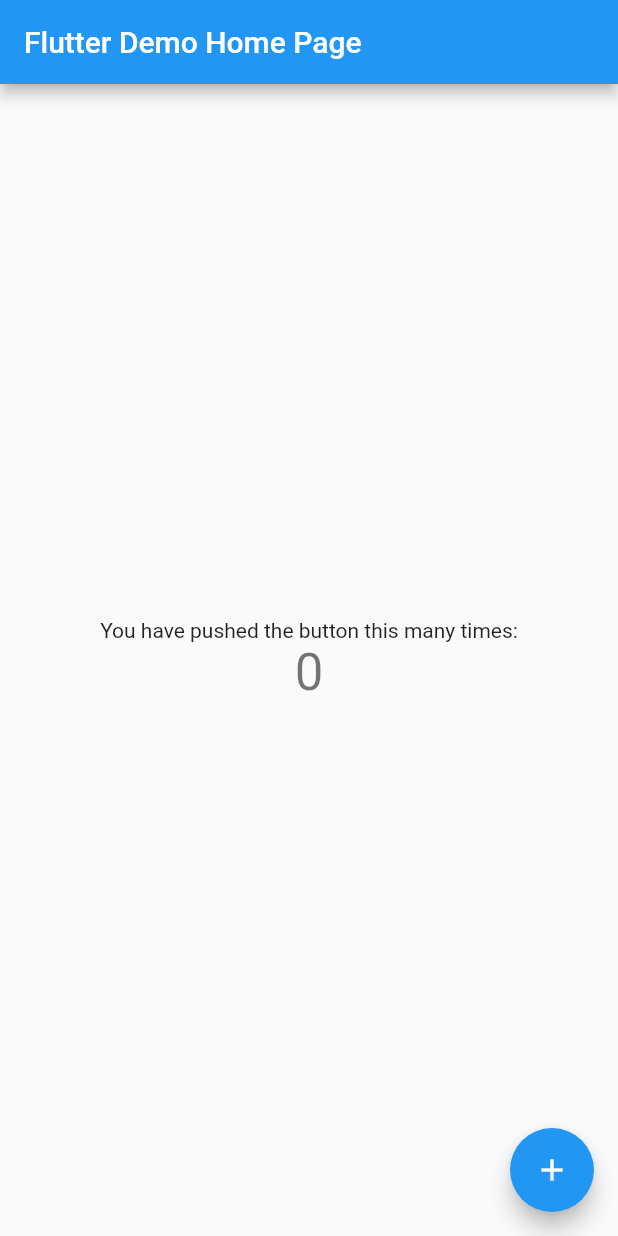
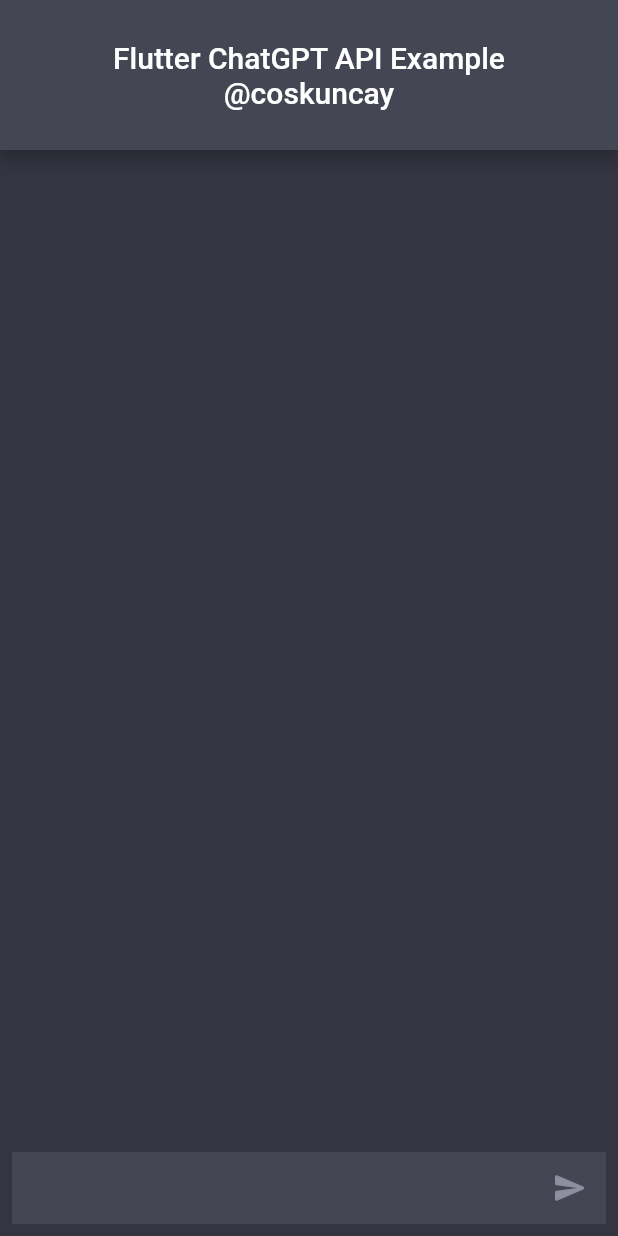
Before and after one commit to aospiridonov/flutter_chat_gpt, a Flutter app: the screen it shows after launch, on a phone screen of 412 x 824 dp. Run offline on Flutter 3.47's test engine with Material 2 defaults, Android fonts, the phone set to English and light mode, and no system bars; missing offline and left inert: flutter_chatgpt_api.

Commit message:
implement use flutter_chatgpt_api

```diff
--- /dev/null
+++ b/lib/chat_page.dart
@@ -0,0 +1,172 @@
+import 'package:flutter/material.dart';
+import 'package:flutter_chatgpt_api/flutter_chatgpt_api.dart';
+import 'chat_message_widget.dart';
+import 'clearance_token.dart';
+import 'colors.dart';
+import 'session_token.dart';
+
+class ChatPage extends StatefulWidget {
+  const ChatPage({super.key});
+
+  @override
+  State<ChatPage> createState() => _ChatPageState();
+}
+
+class _ChatPageState extends State<ChatPage> {
+  final _textController = TextEditingController();
+  final _scrollController = ScrollController();
+  final List<ChatMessage> _messages = [];
+  late ChatGPTApi _api;
+
+  String? _parentMessageId;
+  String? _conversationId;
+  late bool isLoading;
+
+  @override
+  void initState() {
+    super.initState();
+    _api = ChatGPTApi(
+      sessionToken: SESSION_TOKEN,
+      clearanceToken: CLEARANCE_TOKEN,
+    );
+    isLoading = false;
+  }
+
+  @override
+  Widget build(BuildContext context) {
+    return Scaffold(
+      appBar: AppBar(
+        toolbarHeight: 100,
+        title: const Padding(
+          padding: EdgeInsets.all(8.0),
+          child: Text(
+            'Flutter ChatGPT API Example @coskuncay',
+            maxLines: 2,
+            textAlign: TextAlign.center,
+          ),
+        ),
+        backgroundColor: botBackgroundColor,
+      ),
+      backgroundColor: backgroundColor,
+      body: SafeArea(
+        child: Column(
+          children: [
+            Expanded(
+              child: _buildList(),
+            ),
+            Visibility(
+              visible: isLoading,
+              child: const Padding(
+                padding: EdgeInsets.all(8.0),
+                child: CircularProgressIndicator(
+                  color: Colors.white,
+                ),
+              ),
+            ),
+            Padding(
+              padding: const EdgeInsets.all(8.0),
+              child: Row(
+                children: [
+                  _buildInput(),
+                  _buildSubmit(),
+                ],
+              ),
+            ),
+          ],
+        ),
+      ),
+    );
+  }
+
+  Widget _buildSubmit() {
+    return Visibility(
+      visible: !isLoading,
+      child: Container(
+        color: botBackgroundColor,
+        child: IconButton(
+          icon: const Icon(
+            Icons.send_rounded,
+            color: Color.fromRGBO(142, 142, 160, 1),
+          ),
+          onPressed: () async {
+            setState(
+              () {
+                _messages.add(
+                  ChatMessage(
+                    text: _textController.text,
+                    chatMessageType: ChatMessageType.user,
+                  ),
+                );
+                isLoading = true;
+              },
+            );
+            var input = _textController.text;
+            _textController.clear();
+            Future.delayed(const Duration(milliseconds: 50))
+                .then((_) => _scrollDown());
+            var newMessage = await _api.sendMessage(
+              input,
+              conversationId: _conversationId,
+              parentMessageId: _parentMessageId,
+            );
+            setState(() {
+              _conversationId = newMessage.conversationId;
+              _parentMessageId = newMessage.messageId;
+              isLoading = false;
+              _messages.add(
+                ChatMessage(
+                  text: newMessage.message,
+                  chatMessageType: ChatMessageType.bot,
+                ),
+              );
+            });
+            _textController.clear();
+            Future.delayed(const Duration(milliseconds: 50))
+                .then((_) => _scrollDown());
+          },
+        ),
+      ),
+    );
+  }
+
+  Expanded _buildInput() {
+    return Expanded(
+      child: TextField(
+        textCapitalization: TextCapitalization.sentences,
+        style: const TextStyle(color: Colors.white),
+        controller: _textController,
+        decoration: const InputDecoration(
+          fillColor: botBackgroundColor,
+          filled: true,
+          border: InputBorder.none,
+          focusedBorder: InputBorder.none,
+          enabledBorder: InputBorder.none,
+          errorBorder: InputBorder.none,
+          disabledBorder: InputBorder.none,
+        ),
+      ),
+    );
+  }
+
+  ListView _buildList() {
+    return ListView.builder(
+      controller: _scrollController,
+      itemCount: _messages.length,
+      itemBuilder: (context, index) {
+        var message = _messages[index];
+        return ChatMessageWidget(
+          text: message.text,
+          chatMessageType: message.chatMessageType,
+        );
+      },
+    );
+  }
+
+  void _scrollDown() {
+    _scrollController.animateTo(
+      _scrollController.position.maxScrollExtent,
+      duration: const Duration(milliseconds: 300),
+      curve: Curves.easeOut,
+    );
+  }
+}
--- /dev/null
+++ b/lib/colors.dart
@@ -0,0 +1,4 @@
+import 'dart:ui';
+
+const backgroundColor = Color(0xff343541);
+const botBackgroundColor = Color(0xff444654);
--- a/lib/main.dart
+++ b/lib/main.dart
@@ -1,3 +1,5 @@
+import 'chat_page.dart';
+
 import 'package:flutter/material.dart';
 
 void main() {
@@ -5,111 +7,14 @@ void main() {
 }
 
 class MyApp extends StatelessWidget {
-  const MyApp({super.key});
+  const MyApp({Key? key}) : super(key: key);
 
-  // This widget is the root of your application.
   @override
   Widget build(BuildContext context) {
-    return MaterialApp(
-      title: 'Flutter Demo',
-      theme: ThemeData(
-        // This is the theme of your application.
-        //
-        // Try running your application with "flutter run". You'll see the
-        // application has a blue toolbar. Then, without quitting the app, try
-        // changing the primarySwatch below to Colors.green and then invoke
-        // "hot reload" (press "r" in the console where you ran "flutter run",
-        // or simply save your changes to "hot reload" in a Flutter IDE).
-        // Notice that the counter didn't reset back to zero; the application
-        // is not restarted.
-        primarySwatch: Colors.blue,
-      ),
-      home: const MyHomePage(title: 'Flutter Demo Home Page'),
+    return const MaterialApp(
+      title: 'Flutter ChatGPT',
+      home: ChatPage(),
+      debugShowCheckedModeBanner: false,
     );
   }
 }
-
-class MyHomePage extends StatefulWidget {
-  const MyHomePage({super.key, required this.title});
-
-  // This widget is the home page of your application. It is stateful, meaning
-  // that it has a State object (defined below) that contains fields that affect
-  // how it looks.
-
-  // This class is the configuration for the state. It holds the values (in this
-  // case the title) provided by the parent (in this case the App widget) and
-  // used by the build method of the State. Fields in a Widget subclass are
-  // always marked "final".
-
-  final String title;
-
-  @override
-  State<MyHomePage> createState() => _MyHomePageState();
-}
-
-class _MyHomePageState extends State<MyHomePage> {
-  int _counter = 0;
-
-  void _incrementCounter() {
-    setState(() {
-      // This call to setState tells the Flutter framework that something has
-      // changed in this State, which causes it to rerun the build method below
-      // so that the display can reflect the updated values. If we changed
-      // _counter without calling setState(), then the build method would not be
-      // called again, and so nothing would appear to happen.
-      _counter++;
-    });
-  }
-
-  @override
-  Widget build(BuildContext context) {
-    // This method is rerun every time setState is called, for instance as done
-    // by the _incrementCounter method above.
-    //
-    // The Flutter framework has been optimized to make rerunning build methods
-    // fast, so that you can just rebuild anything that needs updating rather
-    // than having to individually change instances of widgets.
-    return Scaffold(
-      appBar: AppBar(
-        // Here we take the value from the MyHomePage object that was created by
-        // the App.build method, and use it to set our appbar title.
-        title: Text(widget.title),
-      ),
-      body: Center(
-        // Center is a layout widget. It takes a single child and positions it
-        // in the middle of the parent.
-        child: Column(
-          // Column is also a layout widget. It takes a list of children and
-          // arranges them vertically. By default, it sizes itself to fit its
-          // children horizontally, and tries to be as tall as its parent.
-          //
-          // Invoke "debug painting" (press "p" in the console, choose the
-          // "Toggle Debug Paint" action from the Flutter Inspector in Android
-          // Studio, or the "Toggle Debug Paint" command in Visual Studio Code)
-          // to see the wireframe for each widget.
-          //
-          // Column has various properties to control how it sizes itself and
-          // how it positions its children. Here we use mainAxisAlignment to
-          // center the children vertically; the main axis here is the vertical
-          // axis because Columns are vertical (the cross axis would be
-          // horizontal).
-          mainAxisAlignment: MainAxisAlignment.center,
-          children: <Widget>[
-            const Text(
-              'You have pushed the button this many times:',
-            ),
-            Text(
-              '$_counter',
-              style: Theme.of(context).textTheme.headline4,
-            ),
-          ],
-        ),
-      ),
-      floatingActionButton: FloatingActionButton(
-        onPressed: _incrementCounter,
-        tooltip: 'Increment',
-        child: const Icon(Icons.add),
-      ), // This trailing comma makes auto-formatting nicer for build methods.
-    );
-  }
-}
```
Also changed, not shown: lib/chat_message_widget.dart (added, +68 -0 lines), pubspec.yaml (+3 -67 lines), assets/bot.png (added), 1 other file.
